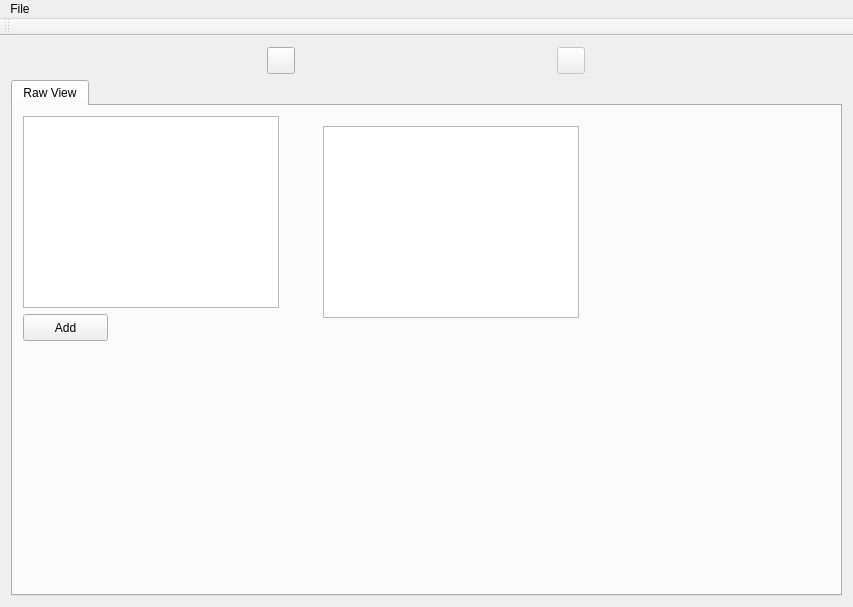
Qt form LooseChange/loosechangepresenter.ui (gojoe262/LooseChange) before a commit.
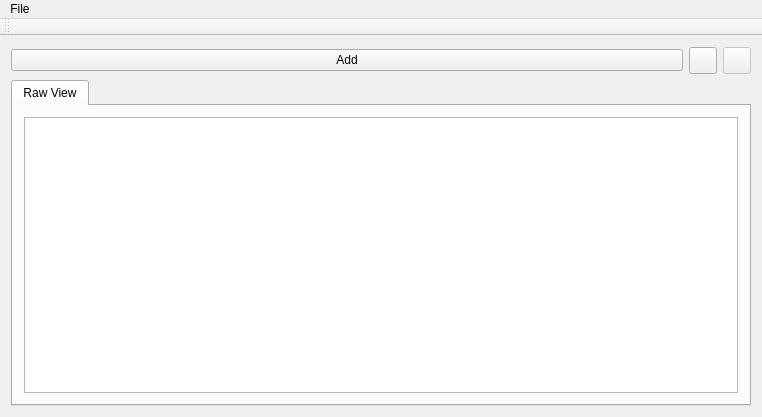
The same form after that commit. Icons and pictures are not drawn.

Commit message: WIP Commit - Worked on RawView and getting delegates/model to work correctly

Patch:
```diff
--- a/LooseChange/loosechangepresenter.ui
+++ b/LooseChange/loosechangepresenter.ui
@@ -6,8 +6,8 @@
    <rect>
     <x>0</x>
     <y>0</y>
-    <width>853</width>
-    <height>607</height>
+    <width>762</width>
+    <height>417</height>
    </rect>
   </property>
   <property name="windowTitle">
@@ -17,6 +17,17 @@
    <layout class="QVBoxLayout" name="verticalLayout_3">
     <item>
      <layout class="QHBoxLayout" name="horizontalLayout">
+      <item>
+       <widget class="QPushButton" name="pushButton">
+        <property name="text">
+         <string>Add</string>
+        </property>
+        <property name="icon">
+         <iconset>
+          <normaloff>Icons/AddIcon.png</normaloff>Icons/AddIcon.png</iconset>
+        </property>
+       </widget>
+      </item>
       <item>
        <widget class="QToolButton" name="toolButtonOpen">
         <property name="text">
@@ -74,45 +85,11 @@
        <attribute name="title">
         <string>Raw View</string>
        </attribute>
-       <widget class="QTableView" name="tableViewRawView">
-        <property name="geometry">
-         <rect>
-          <x>310</x>
-          <y>20</y>
-          <width>256</width>
-          <height>192</height>
-         </rect>
-        </property>
-       </widget>
-       <widget class="QTableWidget" name="tableWidgetRawView">
-        <property name="geometry">
-         <rect>
-          <x>10</x>
-          <y>10</y>
-          <width>256</width>
-          <height>192</height>
-         </rect>
-        </property>
-       </widget>
-       <widget class="QPushButton" name="pushButton">
-        <property name="geometry">
-         <rect>
-          <x>10</x>
-          <y>208</y>
-          <width>85</width>
-          <height>27</height>
-         </rect>
-        </property>
-        <property name="text">
-         <string>Add</string>
-        </property>
-        <property name="icon">
-         <iconset>
-          <normaloff>Icons/AddIcon.png</normaloff>Icons/AddIcon.png</iconset>
-        </property>
-       </widget>
-       <zorder></zorder>
-       <zorder>tableViewRawView</zorder>
+       <layout class="QGridLayout" name="gridLayout">
+        <item row="0" column="0">
+         <widget class="QTableView" name="tableViewRawView"/>
+        </item>
+       </layout>
       </widget>
      </widget>
     </item>
@@ -140,8 +117,8 @@
     <rect>
      <x>0</x>
      <y>0</y>
-     <width>853</width>
-     <height>25</height>
+     <width>762</width>
+     <height>19</height>
     </rect>
    </property>
    <widget class="QMenu" name="menuFile">
```
Left out of the diff: 2 changed lines with no effect on the pictures. The commit also changes 9 other files.
